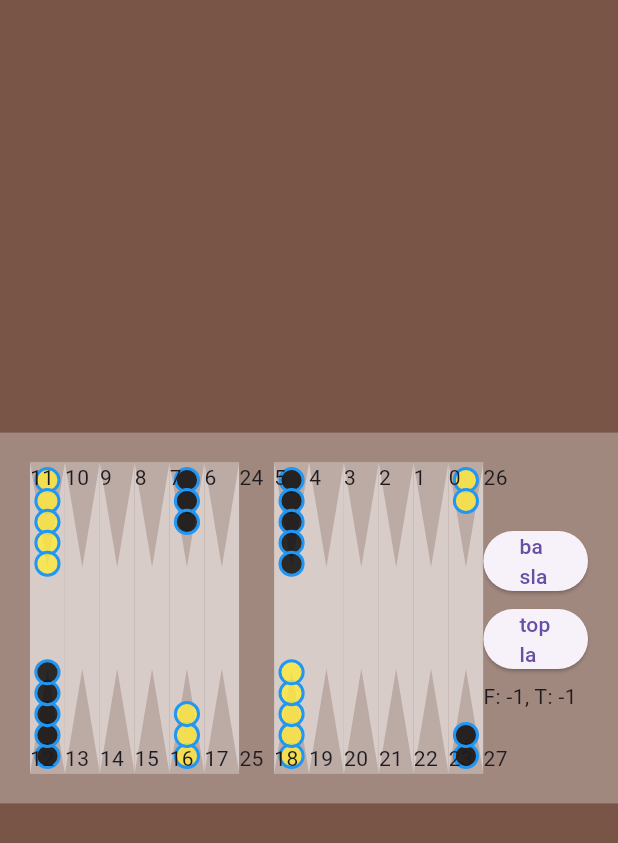
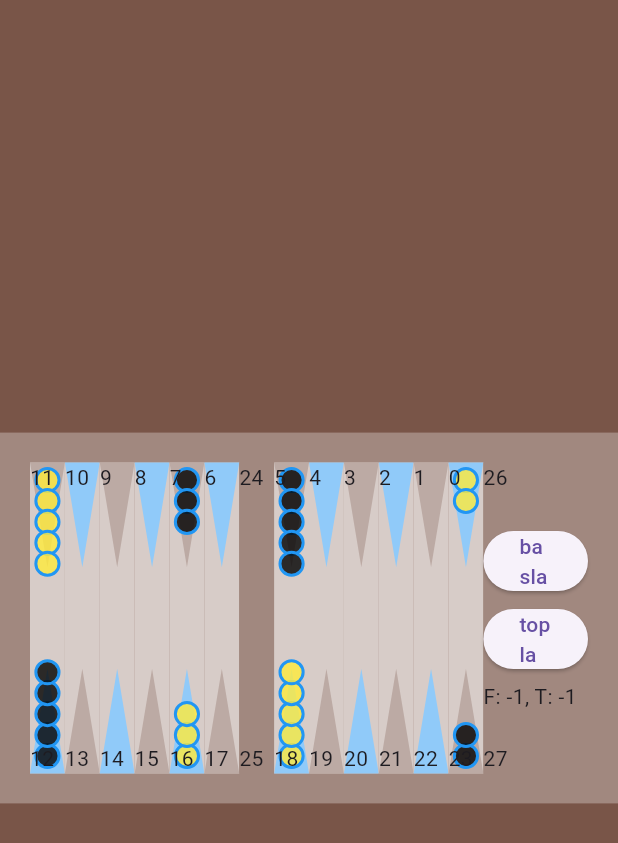
Before and after one commit to ilkerokutman/tavla, a Flutter app: the screen it shows after launch, after a tap on "basla", on a phone screen of 412 x 824 dp. Shown: the top 843 px of the screen. Run offline on Flutter 3.47's test engine with Material 3 defaults, Android fonts, the phone set to English and light mode, and no system bars.

Commit message:
Add light triangle painter and alternate triangle colors in cell widget

```diff
--- a/lib/triangle.dart
+++ b/lib/triangle.dart
@@ -22,3 +22,26 @@ class TrianglePainter extends CustomPainter {
   @override
   bool shouldRepaint(covariant CustomPainter oldDelegate) => false;
 }
+
+class LightTrianglePainter extends CustomPainter {
+  @override
+  void paint(Canvas canvas, Size size) {
+    final paint =
+        Paint()
+          ..color = Colors.blue.shade200
+          ..style = PaintingStyle.fill;
+
+    final path = Path();
+
+    path.moveTo(size.width / 2, 0);
+    path.lineTo(size.width, size.height);
+    path.lineTo(0, size.height);
+
+    path.close();
+
+    canvas.drawPath(path, paint);
+  }
+
+  @override
+  bool shouldRepaint(covariant CustomPainter oldDelegate) => false;
+}
--- a/lib/widgets/cell_widget.dart
+++ b/lib/widgets/cell_widget.dart
@@ -22,7 +22,8 @@ class CellWidget extends StatelessWidget {
         quarterTurns: !isUp ? 0 : 2,
         child: CustomPaint(
           size: Size(cellWidth, cellWidth * 3),
-          painter: TrianglePainter(),
+          painter:
+              cellIndex % 2 == 0 ? LightTrianglePainter() : TrianglePainter(),
         ),
       ),
     );
```
